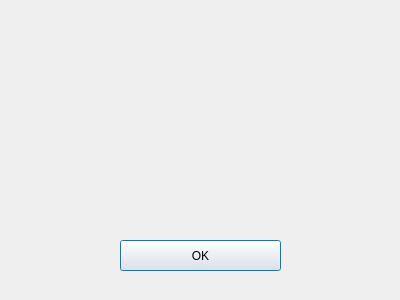
Before: the Qt Designer form end.ui in exsandebest/ToadsBattle, drawn with Qt 5.
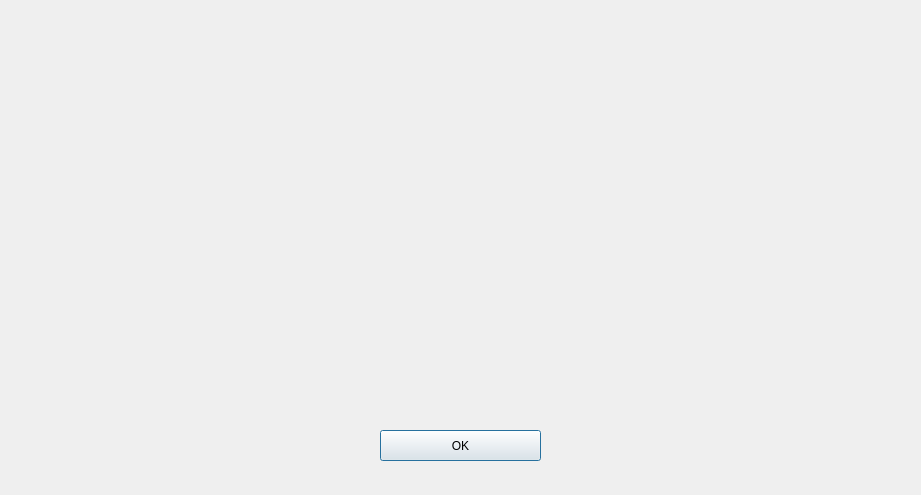
After: the same form once the commit is applied. Icons and pictures are not drawn.

```diff
--- a/end.ui
+++ b/end.ui
@@ -6,8 +6,8 @@
    <rect>
     <x>0</x>
     <y>0</y>
-    <width>400</width>
-    <height>300</height>
+    <width>921</width>
+    <height>495</height>
    </rect>
   </property>
   <property name="windowTitle">
@@ -20,8 +20,8 @@
   <widget class="QPushButton" name="btn_ok">
    <property name="geometry">
     <rect>
-     <x>120</x>
-     <y>240</y>
+     <x>380</x>
+     <y>430</y>
      <width>161</width>
      <height>31</height>
     </rect>
```
